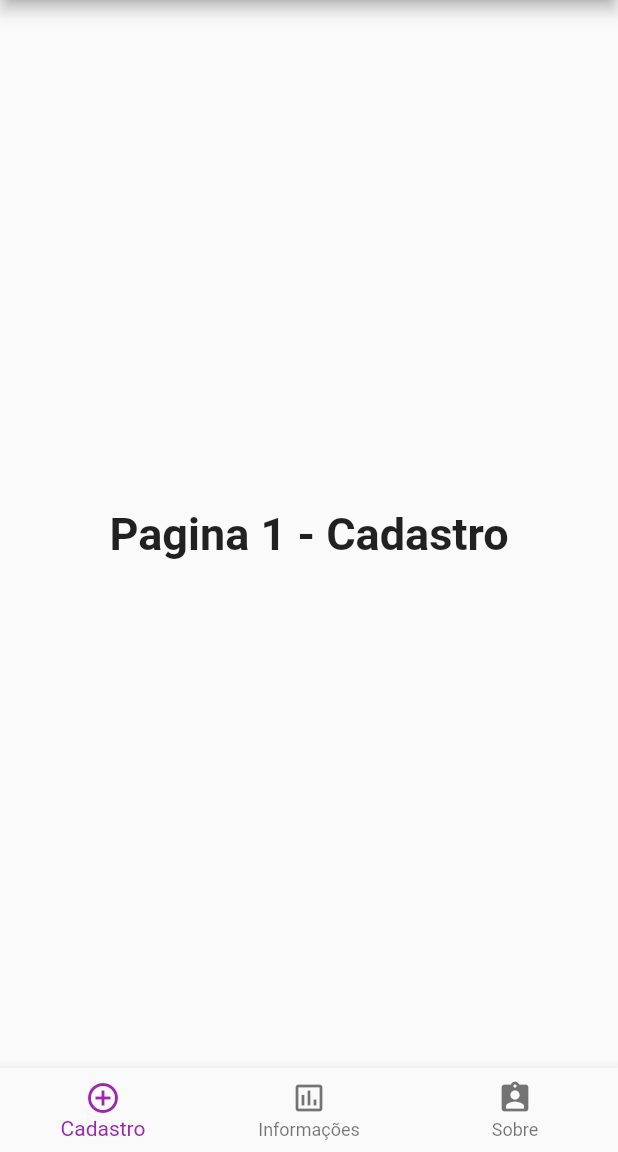
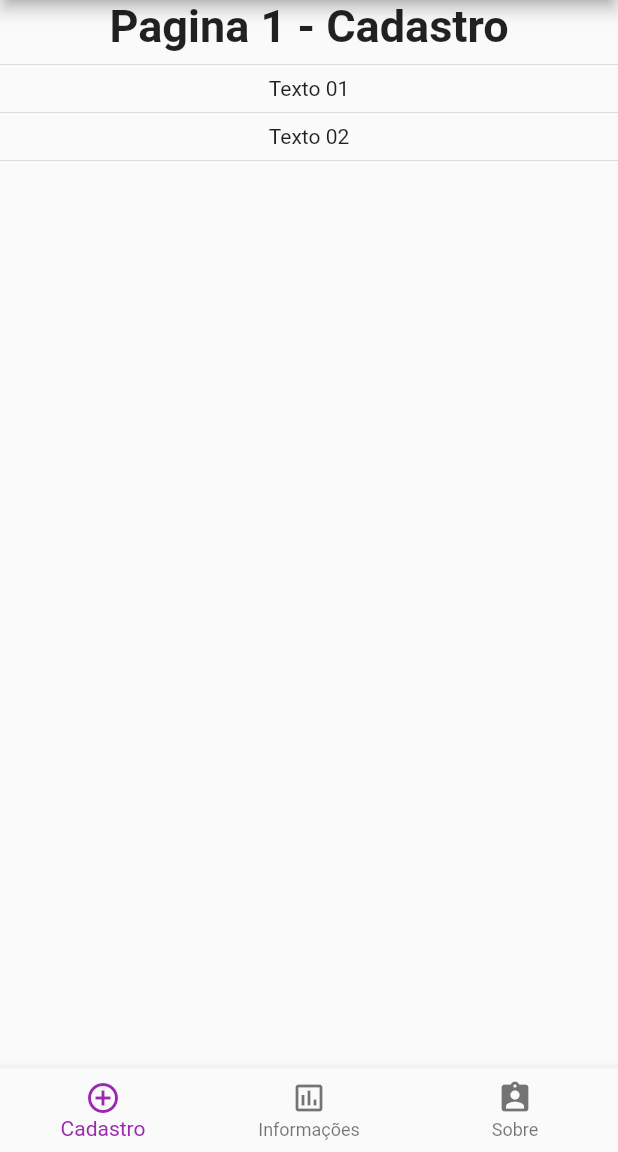
Before and after one commit to mathiasarturschulz/start_flutter, a Flutter app: the screen it shows after launch, on a phone screen of 412 x 824 dp, the part 84-1236 px from its top. Run offline on Flutter 3.47's test engine with Material 2 defaults, Android fonts, the phone set to English and light mode, and no system bars.

Commit message:
[ADD] Iniciado a construçao da tela de cadastro

```diff
--- a/lib/main.dart
+++ b/lib/main.dart
@@ -21,8 +21,8 @@ class _Start extends State {
   var _currentPage = 0;
   // lista de páginas
   static const optionStyle = TextStyle(fontSize: 30, fontWeight: FontWeight.bold);
-  static const _pages = [
-    Text('Pagina 1 - Cadastro', style: optionStyle),
+  var _pages = [
+    PageCadastro(),
     Text('Pagina 2 - Informações', style: optionStyle),
     Text('Pagina 3 - Sobre', style: optionStyle),
   ];
@@ -37,21 +37,15 @@ class _Start extends State {
         bottomNavigationBar: BottomNavigationBar(
             items: [
               BottomNavigationBarItem(
-                  icon: Icon(
-                    Icons.add_circle_outline,
-                  ),
+                  icon: Icon(Icons.add_circle_outline),
                   label: 'Cadastro',
               ),
               BottomNavigationBarItem(
-                  icon: Icon(
-                    Icons.assessment_outlined,
-                  ),
+                  icon: Icon(Icons.assessment_outlined),
                   label: 'Informações',
               ),
               BottomNavigationBarItem(
-                  icon: Icon(
-                    Icons.assignment_ind_rounded,
-                  ),
+                  icon: Icon(Icons.assignment_ind_rounded),
                   label: 'Sobre'
               ),
             ],
@@ -69,3 +63,22 @@ class _Start extends State {
     );
   }
 }
+
+class PageCadastro extends StatelessWidget {
+  static const optionStyle = TextStyle(fontSize: 30, fontWeight: FontWeight.bold);
+
+  Widget build(BuildContext context) {
+    return Scaffold(
+      body: Column(
+        children: [
+          Text('Pagina 1 - Cadastro', style: optionStyle),
+          Divider(),
+          Text('Texto 01'),
+          Divider(),
+          Text('Texto 02'),
+          Divider(),
+        ],
+      )
+    );
+  }
+}
```
